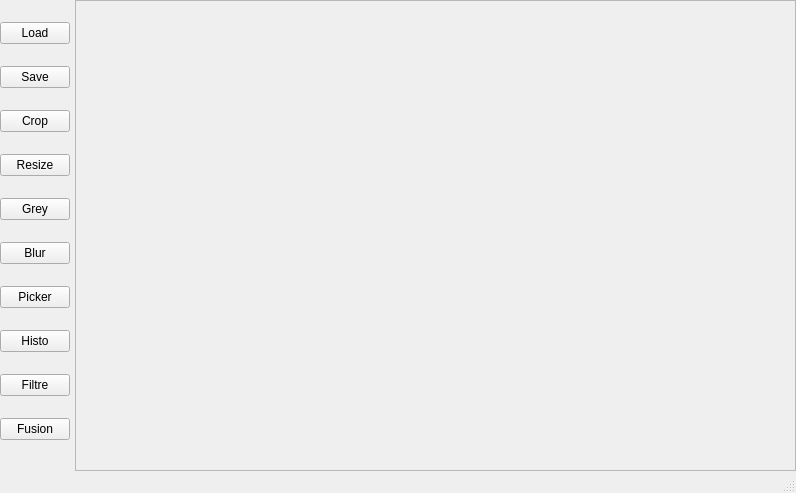
Above: fotochop/baseWindow.ui from namealreadytaken/fotochope before the change. Below: the same form after it.
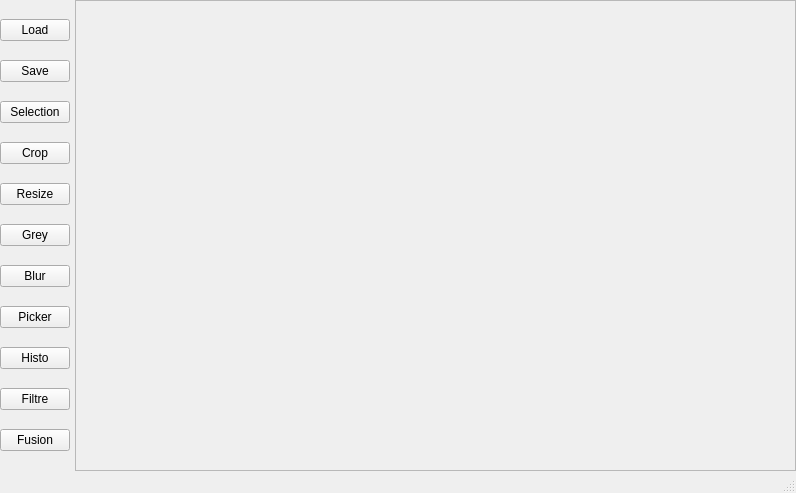
That is the form after the change.

Commit message: ajout d'un outil de selection, modifié le crop en accord avec cette nouvelle selection

Patch:
```diff
--- a/fotochop/baseWindow.ui
+++ b/fotochop/baseWindow.ui
@@ -69,6 +69,19 @@
           </property>
          </widget>
         </item>
+        <item>
+         <widget class="QPushButton" name="selectButton">
+          <property name="maximumSize">
+           <size>
+            <width>70</width>
+            <height>16777215</height>
+           </size>
+          </property>
+          <property name="text">
+           <string>Selection</string>
+          </property>
+         </widget>
+        </item>
         <item>
          <widget class="QPushButton" name="cropButton">
           <property name="maximumSize">
```
The commit also changes 4 other files.
